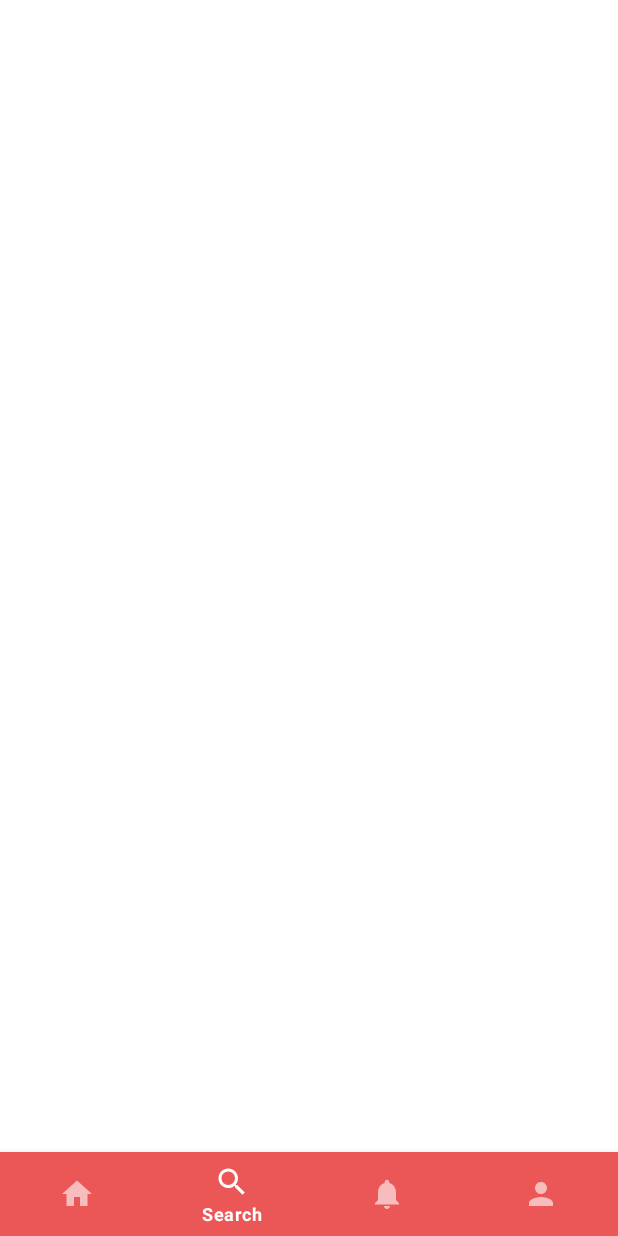
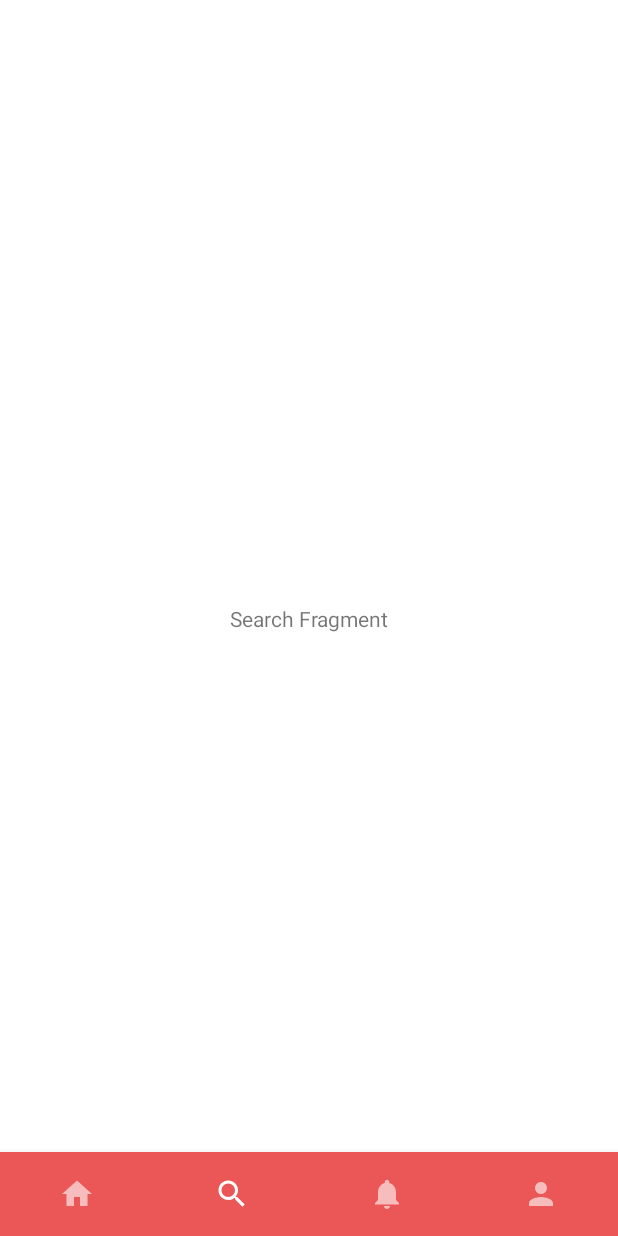
Before and after one commit to xcvbn13/PT2TheMeet, an Android app: the screen it shows after launch (MainActivity), item 2 of the bottom bar chosen, on a phone screen of 412 x 824 dp. Run offline under Robolectric (Android 15) with nearby library versions, the phone set to English and light mode, and no system bars.

```diff
--- a/app/src/main/java/org/d3if4094/fjbtelyu/MainActivity.kt
+++ b/app/src/main/java/org/d3if4094/fjbtelyu/MainActivity.kt
@@ -1,7 +1,11 @@
 package org.d3if4094.fjbtelyu
 
+import android.annotation.SuppressLint
 import androidx.appcompat.app.AppCompatActivity
 import android.os.Bundle
+import android.widget.Button
+import androidx.fragment.app.Fragment
+import com.google.android.material.bottomnavigation.BottomNavigationView
 
 class MainActivity : AppCompatActivity() {
 
@@ -9,6 +13,51 @@ class MainActivity : AppCompatActivity() {
         super.onCreate(savedInstanceState)
         setContentView(R.layout.activity_main)
 
+        val navbar: BottomNavigationView = findViewById(R.id.bottom_nav_app)
+
+//        bottom
+        val fragment = HomeFragment.newInstance("test1","test2")
+        navbar.setOnNavigationItemSelectedListener(menuItemSelected)
+        addFragment(fragment)
+    }
+    private val menuItemSelected = BottomNavigationView.OnNavigationItemSelectedListener { item ->
+        when(item.itemId) {
+            R.id.home -> {
+                // Respond to navigation item 1 click
+                val fragment = HomeFragment.newInstance("test1","test2")
+                addFragment(fragment)
+                return@OnNavigationItemSelectedListener true
+            }
+            R.id.search -> {
+                // Respond to navigation item 2 click
+                val fragment = SearchFragment.newInstance("test1","test2")
+                addFragment(fragment)
+                return@OnNavigationItemSelectedListener true
+            }
+            R.id.notif -> {
+                // Respond to navigation item 1 click
+                val fragment = NotifFragment.newInstance("test1","test2")
+                addFragment(fragment)
+                return@OnNavigationItemSelectedListener true
+            }
+            R.id.person -> {
+                // Respond to navigation item 2 click
+                val fragment = PersonFragment.newInstance("test1","test2")
+                addFragment(fragment)
+                return@OnNavigationItemSelectedListener true
+            }
+            else -> false
+        }
+    }
+
+    @SuppressLint("PrivateResource")
+    private fun addFragment(fragment: Fragment){
+        supportFragmentManager
+            .beginTransaction()
+            .setCustomAnimations(com.google.android.material.R.anim.design_bottom_sheet_slide_in,
+                com.google.android.material.R.anim.design_bottom_sheet_slide_out)
+            .replace(R.id.fragment_container,fragment,fragment.javaClass.getSimpleName())
+            .commit()
     }
 
 
--- a/app/src/main/res/layout/activity_main.xml
+++ b/app/src/main/res/layout/activity_main.xml
@@ -13,12 +13,12 @@
         app:layout_constraintBottom_toTopOf="@id/bottom_nav_app"/>
 
     <com.google.android.material.bottomnavigation.BottomNavigationView
+        android:id="@+id/bottom_nav_app"
         style="@style/Widget.MaterialComponents.BottomNavigationView.Colored"
         android:layout_width="match_parent"
         android:layout_height="wrap_content"
         android:background="@color/colorPrimary"
-        android:id="@+id/bottom_nav_app"
+        app:labelVisibilityMode="unlabeled"
         app:layout_constraintBottom_toBottomOf="parent"
-        app:menu="@menu/bottom_nav"
-        />
+        app:menu="@menu/bottom_nav" />
 </androidx.constraintlayout.widget.ConstraintLayout>
```
